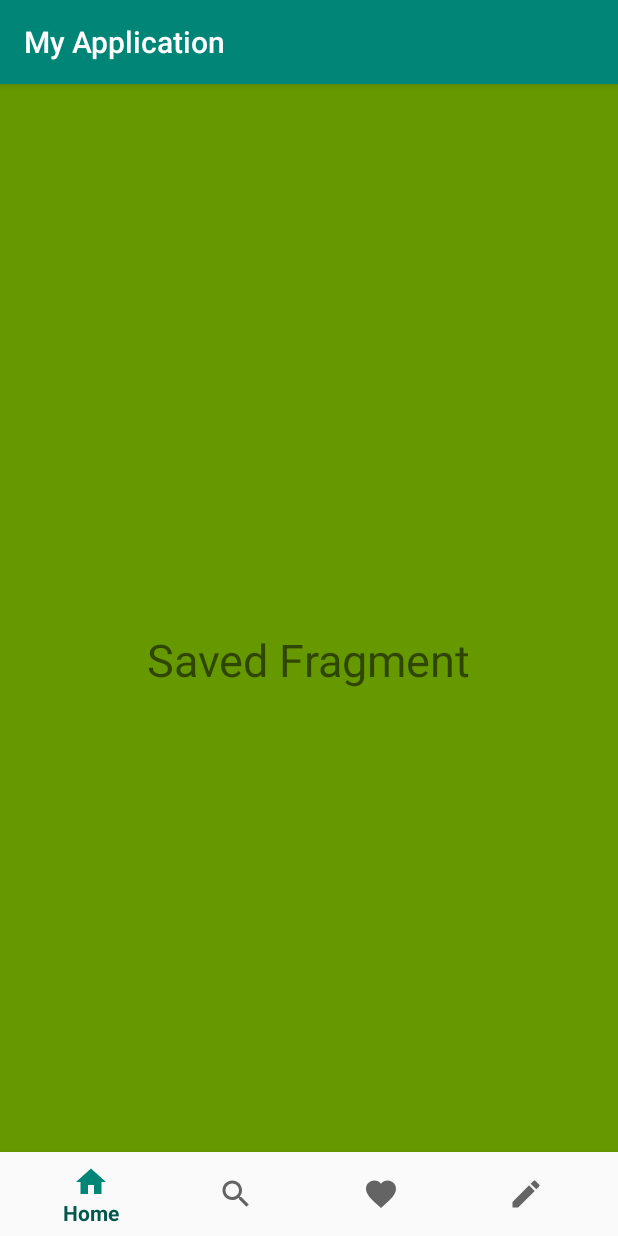
After one commit to guillu97/CardStone, an Android app: the fragment SavedFragment placed in its activity, on a phone screen of 412 x 824 dp. The commit adds this screen. Run offline under Robolectric (Android 15) with nearby library versions, the phone set to English and light mode, and no system bars; our stand-ins replace Picasso, Volley; pictures from the network do not load.

Commit message:
add the bottom navigation view ! and different fragment (pages)

```diff
--- /dev/null
+++ b/app/src/main/java/com/example/myapplication/SavedFragment.java
@@ -0,0 +1,18 @@
+package com.example.myapplication;
+
+import android.os.Bundle;
+import android.support.annotation.NonNull;
+import android.support.annotation.Nullable;
+import android.support.v4.app.Fragment;
+import android.view.LayoutInflater;
+import android.view.View;
+import android.view.ViewGroup;
+
+public class SavedFragment extends Fragment {
+
+    @Nullable
+    @Override
+    public View onCreateView(@NonNull LayoutInflater inflater, @Nullable ViewGroup container, @Nullable Bundle savedInstanceState) {
+        return inflater.inflate(R.layout.fragment_saved, container, false);
+    }
+}
--- /dev/null
+++ b/app/src/main/res/drawable/ic_create_black_24dp.xml
@@ -0,0 +1,5 @@
+<vector android:height="24dp" android:tint="#4DE1B5"
+    android:viewportHeight="24.0" android:viewportWidth="24.0"
+    android:width="24dp" xmlns:android="http://schemas.android.com/apk/res/android">
+    <path android:fillColor="#FF000000" android:pathData="M3,17.25V21h3.75L17.81,9.94l-3.75,-3.75L3,17.25zM20.71,7.04c0.39,-0.39 0.39,-1.02 0,-1.41l-2.34,-2.34c-0.39,-0.39 -1.02,-0.39 -1.41,0l-1.83,1.83 3.75,3.75 1.83,-1.83z"/>
+</vector>
--- /dev/null
+++ b/app/src/main/res/drawable/ic_favorite_black_24dp.xml
@@ -0,0 +1,5 @@
+<vector android:height="24dp" android:tint="#E1424B"
+    android:viewportHeight="24.0" android:viewportWidth="24.0"
+    android:width="24dp" xmlns:android="http://schemas.android.com/apk/res/android">
+    <path android:fillColor="#FF000000" android:pathData="M12,21.35l-1.45,-1.32C5.4,15.36 2,12.28 2,8.5 2,5.42 4.42,3 7.5,3c1.74,0 3.41,0.81 4.5,2.09C13.09,3.81 14.76,3 16.5,3 19.58,3 22,5.42 22,8.5c0,3.78 -3.4,6.86 -8.55,11.54L12,21.35z"/>
+</vector>
--- /dev/null
+++ b/app/src/main/res/drawable/ic_home_black_24dp.xml
@@ -0,0 +1,9 @@
+<vector xmlns:android="http://schemas.android.com/apk/res/android"
+        android:width="24dp"
+        android:height="24dp"
+        android:viewportWidth="24.0"
+        android:viewportHeight="24.0">
+    <path
+        android:fillColor="#FF000000"
+        android:pathData="M10,20v-6h4v6h5v-8h3L12,3 2,12h3v8z"/>
+</vector>
--- /dev/null
+++ b/app/src/main/res/drawable/ic_search_black_24dp.xml
@@ -0,0 +1,5 @@
+<vector android:height="24dp" android:tint="#FFFFFF"
+    android:viewportHeight="24.0" android:viewportWidth="24.0"
+    android:width="24dp" xmlns:android="http://schemas.android.com/apk/res/android">
+    <path android:fillColor="#FF000000" android:pathData="M15.5,14h-0.79l-0.28,-0.27C15.41,12.59 16,11.11 16,9.5 16,5.91 13.09,3 9.5,3S3,5.91 3,9.5 5.91,16 9.5,16c1.61,0 3.09,-0.59 4.23,-1.57l0.27,0.28v0.79l5,4.99L20.49,19l-4.99,-5zM9.5,14C7.01,14 5,11.99 5,9.5S7.01,5 9.5,5 14,7.01 14,9.5 11.99,14 9.5,14z"/>
+</vector>
--- a/app/src/main/res/layout/activity_main.xml
+++ b/app/src/main/res/layout/activity_main.xml
@@ -1,15 +1,36 @@
 <?xml version="1.0" encoding="utf-8"?>
-<android.support.constraint.ConstraintLayout xmlns:android="http://schemas.android.com/apk/res/android"
+<RelativeLayout xmlns:android="http://schemas.android.com/apk/res/android"
     xmlns:app="http://schemas.android.com/apk/res-auto"
     xmlns:tools="http://schemas.android.com/tools"
     android:layout_width="match_parent"
     android:layout_height="match_parent"
     tools:context=".MainActivity">
 
+    <!--
     <android.support.v7.widget.RecyclerView
         android:id="@+id/main_list"
         android:layout_width="match_parent"
+        android:layout_height="match_parent"
+        android:layout_above="@id/bottomNavigationView"
+        >
+
+    </android.support.v7.widget.RecyclerView>
+                -->
+
+    <FrameLayout
+        android:id="@+id/fragment_container"
+        android:layout_width="match_parent"
         android:layout_height="match_parent">
-    </android.support.v7.widget.RecyclerView>
+        android:layout_above="@id/bottomNavigationView"
+    </FrameLayout>
 
-</android.support.constraint.ConstraintLayout>
+    <android.support.design.widget.BottomNavigationView
+        android:id="@+id/bottomNavigationView"
+        android:layout_width="match_parent"
+        android:layout_height="wrap_content"
+        android:layout_alignParentBottom="true"
+        android:background="?android:attr/windowBackground"
+        app:itemTextColor="@color/colorPrimaryDark"
+        app:menu="@menu/bottom_navigation"
+     />
+</RelativeLayout>
--- /dev/null
+++ b/app/src/main/res/layout/fragment_saved.xml
@@ -0,0 +1,15 @@
+<?xml version="1.0" encoding="utf-8"?>
+<RelativeLayout xmlns:android="http://schemas.android.com/apk/res/android"
+    android:layout_width="match_parent"
+    android:layout_height="match_parent"
+    android:background="@android:color/holo_green_dark">
+
+    <TextView
+        android:layout_width="wrap_content"
+        android:layout_height="wrap_content"
+        android:text="Saved Fragment"
+        android:textSize="30sp"
+        android:layout_centerInParent="true"
+        />
+
+</RelativeLayout>
--- /dev/null
+++ b/app/src/main/res/menu/bottom_navigation.xml
@@ -0,0 +1,23 @@
+<?xml version="1.0" encoding="utf-8"?>
+<menu xmlns:android="http://schemas.android.com/apk/res/android">
+
+    <item
+        android:id="@+id/nav_home"
+        android:icon="@drawable/ic_home_black_24dp"
+        android:title="@string/home" />
+
+    <item
+        android:id="@+id/nav_search"
+        android:icon="@drawable/ic_search_black_24dp"
+        android:title="@string/search" />
+
+    <item
+        android:id="@+id/nav_saved"
+        android:icon="@drawable/ic_favorite_black_24dp"
+        android:title="@string/saved" />
+
+    <item
+        android:id="@+id/nav_create"
+        android:icon="@drawable/ic_create_black_24dp"
+        android:title="@string/create" />
+</menu>
--- a/app/src/main/res/values/strings.xml
+++ b/app/src/main/res/values/strings.xml
@@ -1,3 +1,7 @@
 <resources>
     <string name="app_name">My Application</string>
+    <string name="home">Home</string>
+    <string name="search">Search</string>
+    <string name="saved">Saved</string>
+    <string name="create">Create</string>
 </resources>
```
Also changed, not shown: app/src/main/java/com/example/myapplication/CreateFragment.java (added, +18 -0 lines), app/src/main/java/com/example/myapplication/HomeFragment.java (added, +18 -0 lines), app/src/main/java/com/example/myapplication/MainActivity.java (+33 -3 lines), app/src/main/java/com/example/myapplication/SearchFragment.java (added, +18 -0 lines), app/src/main/res/layout/fragment_create.xml (added, +15 -0 lines), app/src/main/res/layout/fragment_home.xml (added, +15 -0 lines), app/src/main/res/layout/fragment_search.xml (added, +15 -0 lines).
